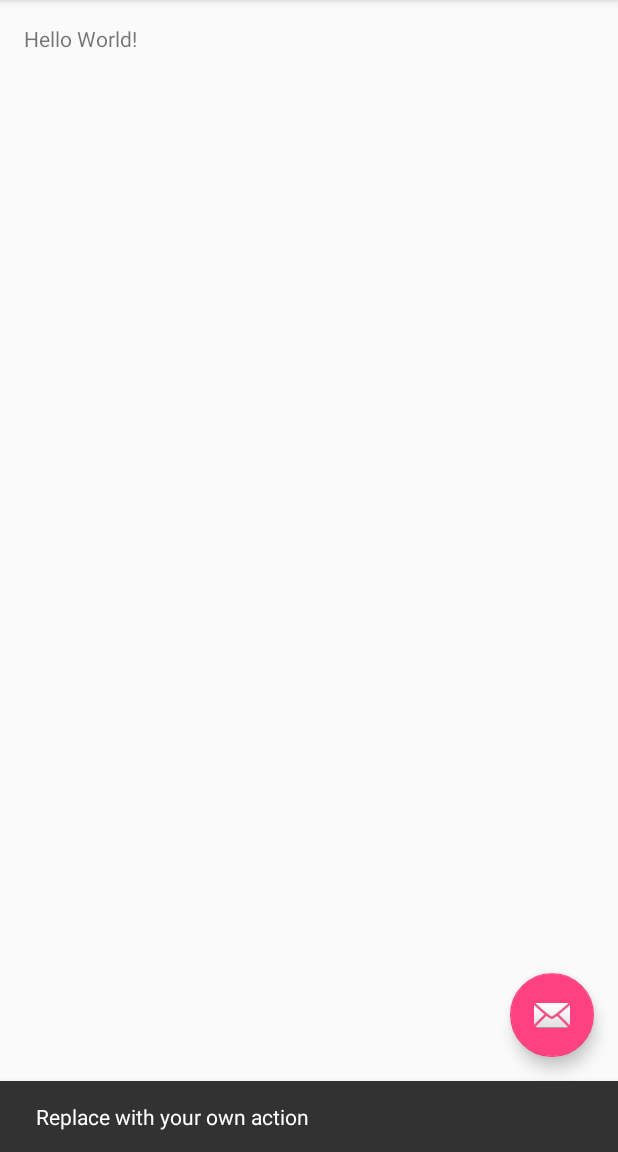
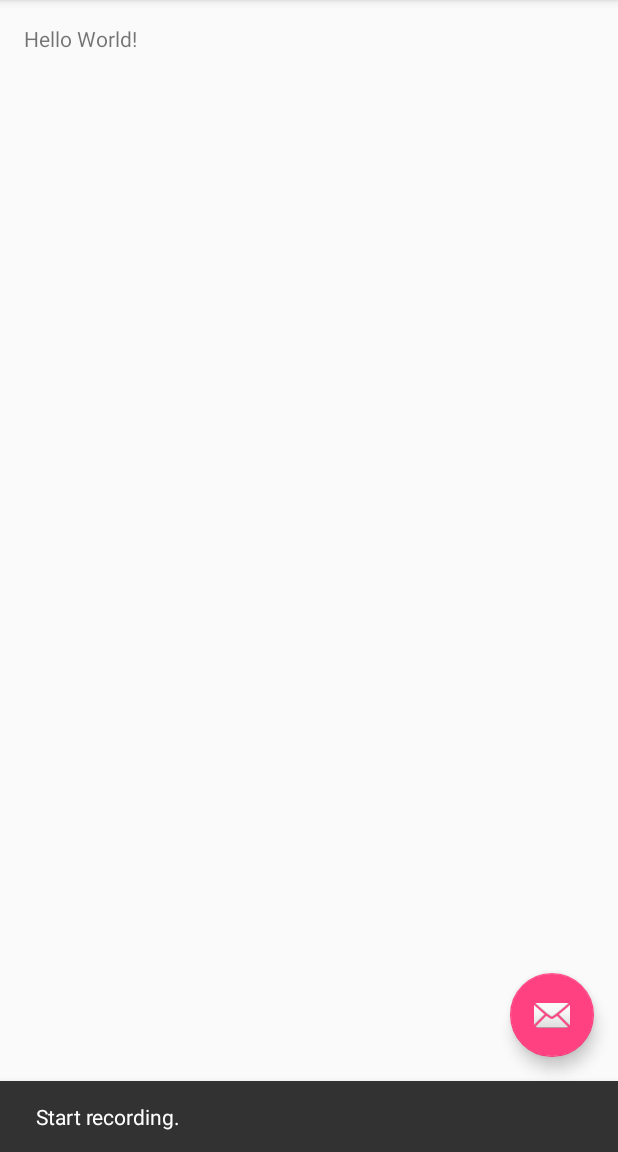
Before and after one commit to eschmar/dixit, an Android app: the screen it shows after launch (MainActivity), after a tap on an icon or button, on a phone screen of 412 x 824 dp, the part 84-1236 px from its top. Run offline under Robolectric (Android 15) with nearby library versions, the phone set to English and light mode, and no system bars.

Commit message:
Add basic recording

```diff
--- a/app/src/main/AndroidManifest.xml
+++ b/app/src/main/AndroidManifest.xml
@@ -1,6 +1,9 @@
 <?xml version="1.0" encoding="utf-8"?>
 <manifest xmlns:android="http://schemas.android.com/apk/res/android"
     package="io.eschmar.dixitapp">
+
+    <uses-permission android:name="android.permission.RECORD_AUDIO" />
+    <uses-permission android:name="android.permission.WRITE_EXTERNAL_STORAGE" />
 
     <application
         android:allowBackup="true"
--- a/app/src/main/java/io/eschmar/dixitapp/MainActivity.java
+++ b/app/src/main/java/io/eschmar/dixitapp/MainActivity.java
@@ -1,8 +1,12 @@
 package io.eschmar.dixitapp;
 
+import android.Manifest;
+import android.media.MediaRecorder;
 import android.os.Bundle;
+import android.os.Environment;
 import android.support.design.widget.FloatingActionButton;
 import android.support.design.widget.Snackbar;
+import android.util.Log;
 import android.view.View;
 import android.support.design.widget.NavigationView;
 import android.support.v4.view.GravityCompat;
@@ -12,9 +16,17 @@ import android.support.v7.app.AppCompatActivity;
 import android.support.v7.widget.Toolbar;
 import android.view.Menu;
 import android.view.MenuItem;
+import android.media.MediaRecorder;
 
-public class MainActivity extends AppCompatActivity
-        implements NavigationView.OnNavigationItemSelectedListener {
+import java.io.IOException;
+
+public class MainActivity extends AppCompatActivity implements NavigationView.OnNavigationItemSelectedListener {
+    private static final String LOG_TAG = "DixitAppRecording";
+    protected String basePath;
+    protected String fileName = "pew-recording.3gp";
+    protected String filePath;
+    protected boolean isRecording;
+    protected MediaRecorder mediaRecorder;
 
     @Override
     protected void onCreate(Bundle savedInstanceState) {
@@ -23,11 +35,25 @@ public class MainActivity extends AppCompatActivity
         Toolbar toolbar = (Toolbar) findViewById(R.id.toolbar);
         setSupportActionBar(toolbar);
 
+        basePath = Environment.getExternalStorageDirectory().getAbsolutePath();
+        filePath = basePath + "/" + fileName;
+
+        Util.requestPermission(this, Manifest.permission.RECORD_AUDIO);
+        Util.requestPermission(this, Manifest.permission.WRITE_EXTERNAL_STORAGE);
+
         FloatingActionButton fab = (FloatingActionButton) findViewById(R.id.fab);
         fab.setOnClickListener(new View.OnClickListener() {
             @Override
             public void onClick(View view) {
-                Snackbar.make(view, "Replace with your own action", Snackbar.LENGTH_LONG)
+                if (!getIsRecording()) {
+                    startRecording();
+                    Snackbar.make(view, "Start recording.", Snackbar.LENGTH_LONG)
+                            .setAction("Action", null).show();
+                    return;
+                }
+
+                stopRecording();
+                Snackbar.make(view, "Stop recording.", Snackbar.LENGTH_SHORT)
                         .setAction("Action", null).show();
             }
         });
@@ -40,6 +66,38 @@ public class MainActivity extends AppCompatActivity
 
         NavigationView navigationView = (NavigationView) findViewById(R.id.nav_view);
         navigationView.setNavigationItemSelectedListener(this);
+    }
+
+    public boolean getIsRecording() {
+        return this.isRecording;
+    }
+
+    public void setIsRecording(boolean val) {
+        this.isRecording = val;
+    }
+
+    protected void startRecording() {
+        setIsRecording(true);
+
+        mediaRecorder = new MediaRecorder();
+        mediaRecorder.setAudioSource(MediaRecorder.AudioSource.MIC);
+        mediaRecorder.setOutputFormat(MediaRecorder.OutputFormat.THREE_GPP);
+        mediaRecorder.setOutputFile(filePath);
+        mediaRecorder.setAudioEncoder(MediaRecorder.AudioEncoder.AMR_NB);
+
+        try {
+            mediaRecorder.prepare();
+            mediaRecorder.start();
+        } catch (IOException e) {
+            Log.e(LOG_TAG, "prepare() failed");
+        }
+    }
+
+    protected void stopRecording() {
+        setIsRecording(false);
+        mediaRecorder.stop();
+        mediaRecorder.release();
+        mediaRecorder = null;
     }
 
     @Override
--- /dev/null
+++ b/app/src/main/java/io/eschmar/dixitapp/Util.java
@@ -0,0 +1,19 @@
+package io.eschmar.dixitapp;
+
+import android.app.Activity;
+import android.content.pm.PackageManager;
+import android.support.v4.app.ActivityCompat;
+import android.support.v4.content.ContextCompat;
+
+/**
+ * Created by eschmar on 17/09/16.
+ */
+
+public class Util {
+    public static void requestPermission(Activity activity, String permission) {
+        if (ContextCompat.checkSelfPermission(activity, permission)
+                != PackageManager.PERMISSION_GRANTED) {
+            ActivityCompat.requestPermissions(activity, new String[]{permission}, 0);
+        }
+    }
+}
```
Also changed, not shown: app/src/main/res/drawable/ic_record_voice_over_black_24dp.xml (added, +12 -0 lines), app/src/main/res/drawable/ic_stop_black_24dp.xml (added, +9 -0 lines).
